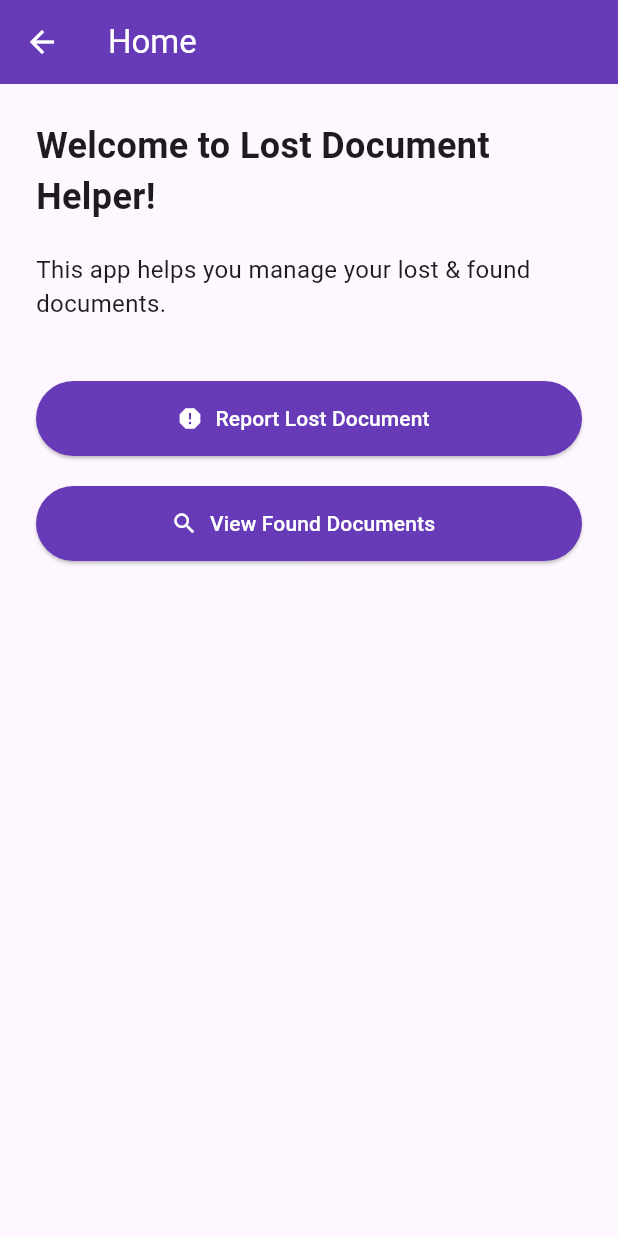
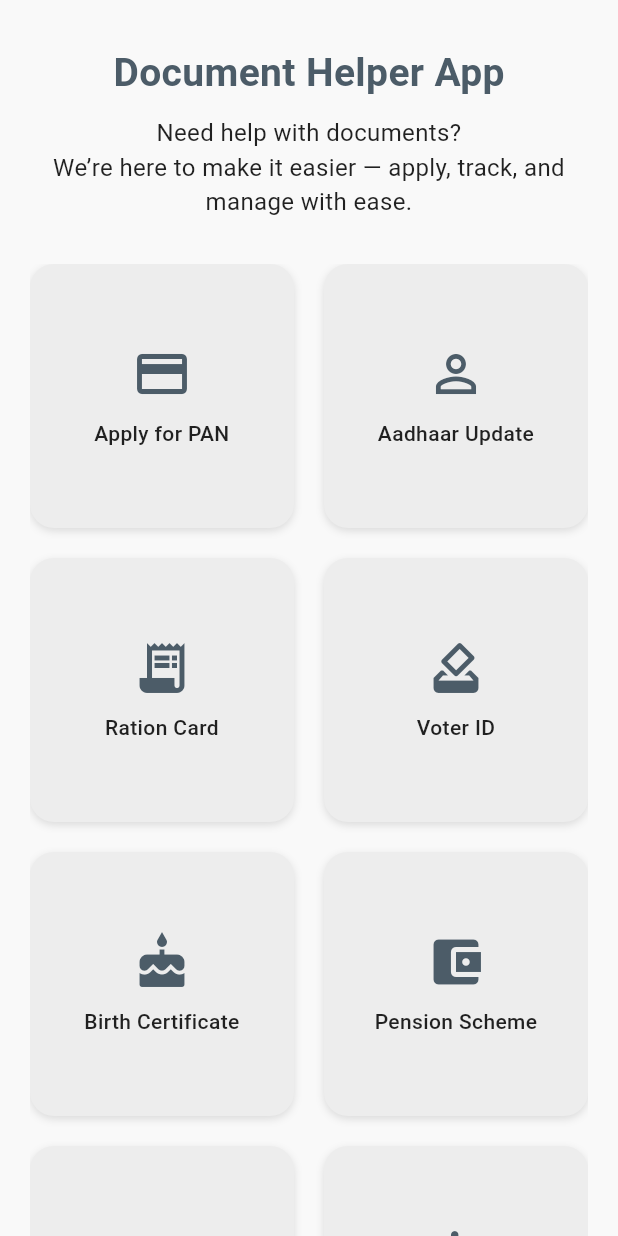
Before and after one commit to YashviHarsora1710/flutter_project, a Flutter app: the HomeScreen screen opened directly, on a phone screen of 412 x 824 dp. Run offline on Flutter 3.47's test engine with Material 3 defaults, Android fonts, the light colour scheme and no system bars.

Commit message:
added widgets to HomeScreen and Updated Navingation

```diff
--- a/lib/main.dart
+++ b/lib/main.dart
@@ -1,3 +1,5 @@
+import 'package:document_helper_app/screens/main_navigation.dart';
+import 'package:document_helper_app/widgets/custom_button.dart';
 import 'package:flutter/material.dart';
 import 'package:document_helper_app/screens/home_screen.dart';
 import 'package:document_helper_app/screens/login_screen.dart';
@@ -79,7 +81,7 @@ class _MyHomePageState extends State<MyHomePage> {
         colorScheme: ColorScheme.fromSeed(seedColor: Colors.deepPurple),
         useMaterial3: true,
       ),
-      home: LoginScreen(),
+      home: MainNavigation(),
     );
   }
 }
--- a/lib/screens/home_screen.dart
+++ b/lib/screens/home_screen.dart
@@ -1,60 +1,123 @@
 import 'package:flutter/material.dart';
+import 'package:document_helper_app/screens/service_details_screen.dart';
 
 class HomeScreen extends StatelessWidget {
   const HomeScreen({super.key});
 
   @override
   Widget build(BuildContext context) {
+    // Elegant neutral tones
+    const Color backgroundColor = Color(0xFFF9F9F9); // soft white
+    const Color cardColor = Color(0xFFEDEDED); // very light grey
+    const Color textColor = Colors.black87;
+    const Color accentColor = Color(0xFF4C5C68); // elegant dark blue-grey
+
+    final List<Map<String, dynamic>> services = [
+      {'title': 'Apply for PAN', 'icon': Icons.credit_card},
+      {'title': 'Aadhaar Update', 'icon': Icons.perm_identity},
+      {'title': 'Ration Card', 'icon': Icons.receipt_long},
+      {'title': 'Voter ID', 'icon': Icons.how_to_vote},
+      {'title': 'Birth Certificate', 'icon': Icons.cake},
+      {'title': 'Pension Scheme', 'icon': Icons.account_balance_wallet},
+      {'title': 'Driving License', 'icon': Icons.directions_car},
+      {'title': 'Passport Application', 'icon': Icons.flight},
+      {'title': 'Income Certificate', 'icon': Icons.money},
+      {'title': 'Caste Certificate', 'icon': Icons.assignment_ind},
+      {'title': 'Disability Certificate', 'icon': Icons.accessible},
+      {'title': 'Death Certificate', 'icon': Icons.sentiment_very_dissatisfied},
+      {'title': 'Marriage Certificate', 'icon': Icons.favorite},
+      {'title': 'Land Record Request', 'icon': Icons.home_work},
+    ];
+
     return Scaffold(
-      appBar: AppBar(
-        title: const Text("Home"),
-        backgroundColor: Colors.deepPurple,
-        foregroundColor: Colors.white,
-      ),
-      body: Padding(
-        padding: const EdgeInsets.all(24.0),
+      backgroundColor: backgroundColor,
+      body: SafeArea(
         child: Column(
-          crossAxisAlignment: CrossAxisAlignment.start,
+          crossAxisAlignment: CrossAxisAlignment.center,
           children: [
+            const SizedBox(height: 30),
+
+            // App Name
             const Text(
-              "Welcome to Lost Document Helper!",
-              style: TextStyle(fontSize: 24, fontWeight: FontWeight.bold),
-            ),
-            const SizedBox(height: 20),
-            const Text(
-              "This app helps you manage your lost & found documents.",
-              style: TextStyle(fontSize: 16),
-            ),
-            const SizedBox(height: 40),
-            ElevatedButton.icon(
-              onPressed: () {
-                // Placeholder action
-                ScaffoldMessenger.of(context).showSnackBar(
-                  const SnackBar(content: Text("Report Lost Document")),
-                );
-              },
-              icon: const Icon(Icons.report),
-              label: const Text("Report Lost Document"),
-              style: ElevatedButton.styleFrom(
-                backgroundColor: Colors.deepPurple,
-                foregroundColor: Colors.white,
-                minimumSize: const Size.fromHeight(50),
+              'Document Helper App',
+              style: TextStyle(
+                fontSize: 26,
+                fontWeight: FontWeight.bold,
+                color: accentColor,
               ),
             ),
-            const SizedBox(height: 20),
-            ElevatedButton.icon(
-              onPressed: () {
-                // Placeholder action
-                ScaffoldMessenger.of(context).showSnackBar(
-                  const SnackBar(content: Text("View Found Documents")),
-                );
-              },
-              icon: const Icon(Icons.search),
-              label: const Text("View Found Documents"),
-              style: ElevatedButton.styleFrom(
-                backgroundColor: Colors.deepPurple,
-                foregroundColor: Colors.white,
-                minimumSize: const Size.fromHeight(50),
+
+            const SizedBox(height: 10),
+
+            // Welcome Message
+            const Padding(
+              padding: EdgeInsets.symmetric(horizontal: 16.0),
+              child: Text(
+                'Need help with documents?\nWe’re here to make it easier — apply, track, and manage with ease.',
+                style: TextStyle(fontSize: 16, color: textColor),
+                textAlign: TextAlign.center,
+              ),
+            ),
+
+            const SizedBox(height: 30),
+
+            // Services Grid
+            Expanded(
+              child: Padding(
+                padding: const EdgeInsets.symmetric(horizontal: 20),
+                child: GridView.builder(
+                  itemCount: services.length,
+                  gridDelegate: const SliverGridDelegateWithFixedCrossAxisCount(
+                    crossAxisCount: 2,
+                    mainAxisSpacing: 20,
+                    crossAxisSpacing: 20,
+                    childAspectRatio: 1,
+                  ),
+                  itemBuilder: (context, index) {
+                    final service = services[index];
+                    return GestureDetector(
+                      onTap: () {
+                        Navigator.push(
+                          context,
+                          MaterialPageRoute(
+                            builder: (_) => ServiceDetailScreen(
+                              serviceName: service['title'],
+                            ),
+                          ),
+                        );
+                      },
+                      child: Container(
+                        decoration: BoxDecoration(
+                          color: cardColor,
+                          borderRadius: BorderRadius.circular(16),
+                          boxShadow: [
+                            BoxShadow(
+                              color: Colors.black12,
+                              blurRadius: 4,
+                              offset: Offset(0, 2),
+                            ),
+                          ],
+                        ),
+                        child: Column(
+                          mainAxisAlignment: MainAxisAlignment.center,
+                          children: [
+                            Icon(service['icon'], size: 40, color: accentColor),
+                            const SizedBox(height: 10),
+                            Text(
+                              service['title'],
+                              textAlign: TextAlign.center,
+                              style: const TextStyle(
+                                fontSize: 14,
+                                fontWeight: FontWeight.w500,
+                                color: textColor,
+                              ),
+                            ),
+                          ],
+                        ),
+                      ),
+                    );
+                  },
+                ),
               ),
             ),
           ],
--- a/lib/screens/signup_screen.dart
+++ b/lib/screens/signup_screen.dart
@@ -1,5 +1,6 @@
 import 'package:flutter/material.dart';
 import '../widgets/custom_button.dart';
+import 'home_screen.dart';
 
 class SignUpScreen extends StatelessWidget {
   const SignUpScreen({super.key});
@@ -56,8 +57,9 @@ class SignUpScreen extends StatelessWidget {
                 text: "Sign Up",
                 onPressed: () {
                   // Placeholder for sign up action
-                  ScaffoldMessenger.of(context).showSnackBar(
-                    const SnackBar(content: Text("Sign Up button pressed")),
+                  Navigator.pushReplacement(
+                    context,
+                    MaterialPageRoute(builder: (context) => HomeScreen()),
                   );
                 },
               ),
```
Also changed, not shown: lib/screens/feedback_screen.dart (added, +22 -0 lines), lib/screens/login_screen.dart (+4 -3 lines), lib/screens/main_navigation.dart (added, +56 -0 lines), lib/screens/profile_screen.dart (added, +22 -0 lines), lib/screens/service_details_screen.dart (added, +27 -0 lines), lib/screens/services_screen.dart (added, +22 -0 lines).
